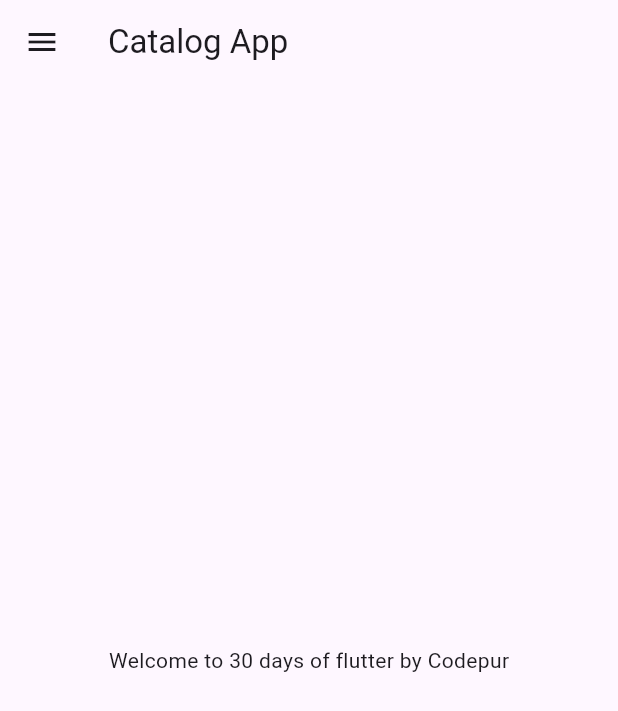
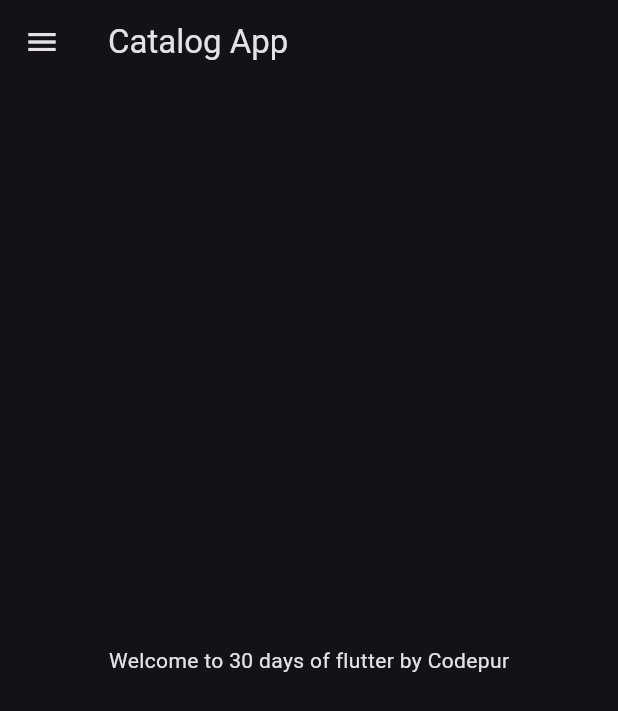
Before and after one commit to rushi055/Flutter30days, a Flutter app: the screen it shows after launch, on a phone screen of 412 x 824 dp. Shown: the top 711 px of the screen. Run offline on Flutter 3.47's test engine with Material 3 defaults, Android fonts, the phone set to English and light mode, and no system bars.

Commit message:
Dark theme day 3

```diff
--- a/lib/main.dart
+++ b/lib/main.dart
@@ -1,6 +1,6 @@
 import 'package:flutter/material.dart';
 
-import 'home_page.dart';
+import 'pages/home_page.dart';
 
 void main() {
   runApp(MyApp());
@@ -8,9 +8,21 @@ void main() {
 
 class MyApp extends StatelessWidget {
   @override
+//   Widget build(BuildContext context) {
+//     return MaterialApp(
+//       home: HomePage(),
+//     );
+//   }
+// }
+
+//for dart theme
   Widget build(BuildContext context) {
     return MaterialApp(
       home: HomePage(),
+      themeMode: ThemeMode.dark,
+      darkTheme: ThemeData(
+        brightness: Brightness.dark,
+      ),
     );
   }
 }
```
Also changed, not shown: lib/pages/home_page.dart (renamed from lib/home_page.dart).
